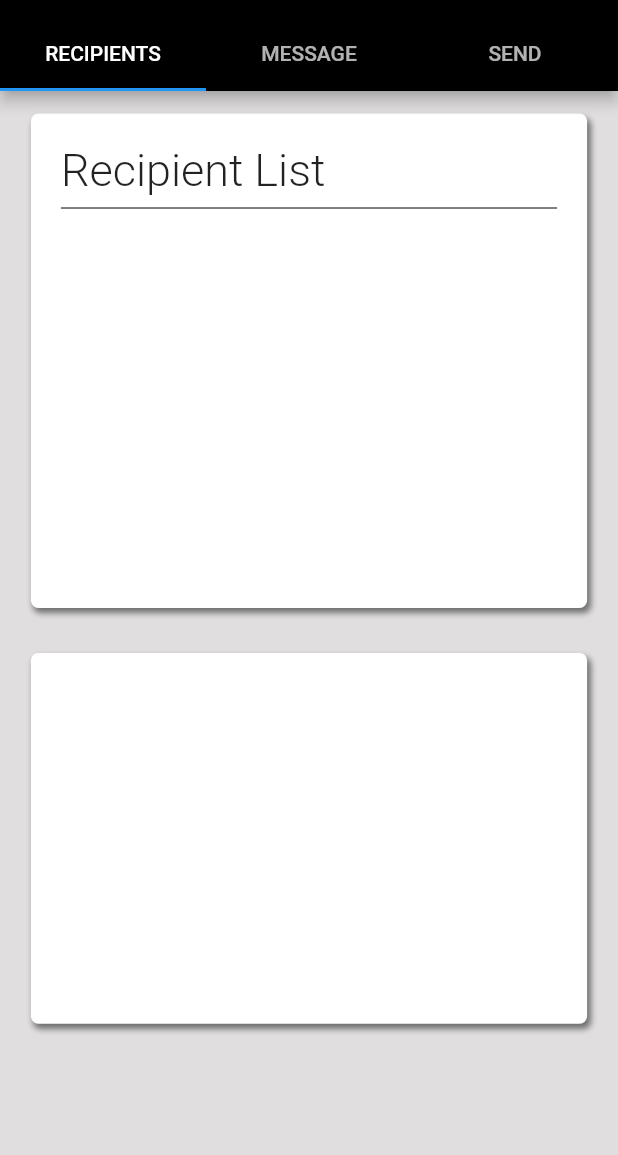
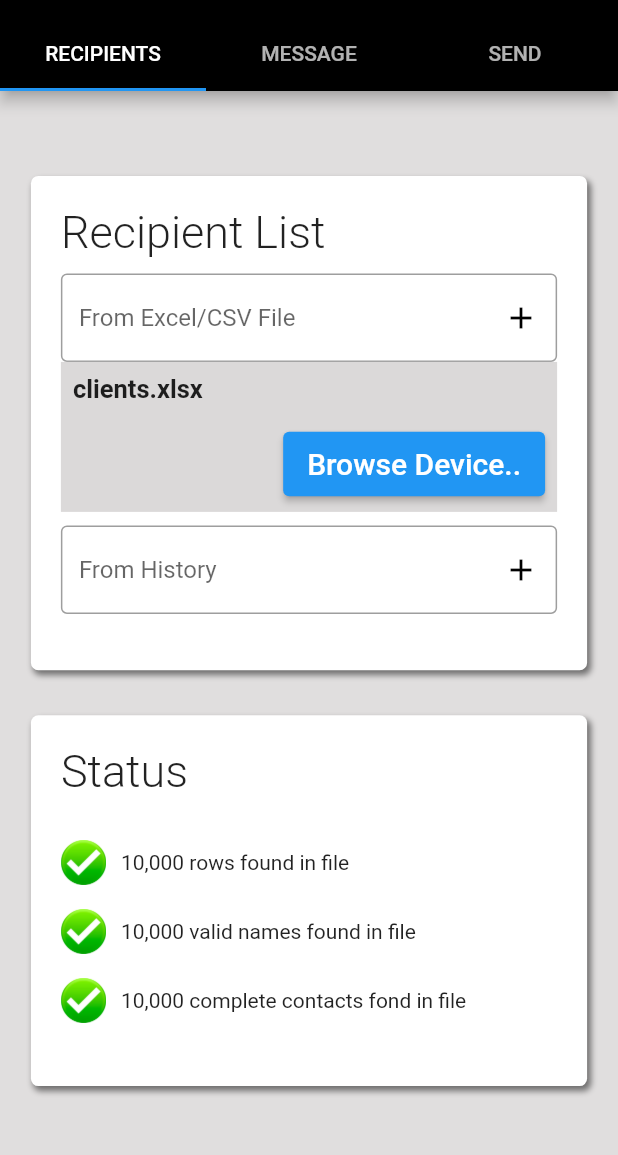
Before and after one commit to okothvientrevor/bulksms, a Flutter app: the screen it shows after launch, on a phone screen of 412 x 824 dp, the part 65-1220 px from its top. Run offline on Flutter 3.47's test engine with Material 2 defaults, Android fonts, the phone set to English and light mode, and no system bars.

Commit message:
Completed Recipients tab

```diff
--- a/lib/Tab Pages/recipients_tab.dart
+++ b/lib/Tab Pages/recipients_tab.dart
@@ -13,7 +13,8 @@ class _RecipeientsPageState extends State<RecipeientsPage> {
     var size = MediaQuery.of(context).size;
     var height = size.height;
     var width = size.width;
-    return Column(
+    return SingleChildScrollView(
+      child: Column(
         children: [
           Padding(
             padding: const EdgeInsets.all(15),
@@ -26,13 +27,13 @@ class _RecipeientsPageState extends State<RecipeientsPage> {
                     blurRadius: 3,
                     offset: const Offset(2, 3))
               ], borderRadius: BorderRadius.circular(5), color: Colors.white),
+              child: Padding(
+                padding: const EdgeInsets.all(20.0),
                 child: Column(
                   children: [
                     Column(
                       children: [
-                    Padding(
-                      padding: const EdgeInsets.fromLTRB(20, 20, 20, 0),
-                      child: Row(
+                        Row(
                           children: const [
                             Text(
                               "Recipient List",
@@ -41,11 +42,68 @@ class _RecipeientsPageState extends State<RecipeientsPage> {
                             ),
                           ],
                         ),
+                        const Padding(
+                          padding: EdgeInsets.only(top: 10.0),
+                          child: TextField(
+                            textInputAction: TextInputAction.done,
+                            decoration: InputDecoration(
+                                border: OutlineInputBorder(),
+                                hintText: "From Excel/CSV File ",
+                                suffixIcon: Icon(
+                                  Icons.add,
+                                  color: Colors.black,
+                                )),
+                          ),
+                        ),
+                        Container(
+                          color: const Color.fromARGB(255, 219, 217, 217),
+                          height: 100,
+                          child: Column(
+                            children: [
+                              Padding(
+                                padding: const EdgeInsets.all(8.0),
+                                child: Row(
+                                  children: const [
+                                    Text(
+                                      "clients.xlsx",
+                                      style: TextStyle(
+                                          fontWeight: FontWeight.bold,
+                                          fontSize: 17),
+                                    )
+                                  ],
+                                ),
+                              ),
+                              Row(
+                                mainAxisAlignment: MainAxisAlignment.end,
+                                children: [
+                                  Padding(
+                                    padding: const EdgeInsets.all(8.0),
+                                    child: ElevatedButton(
+                                        onPressed: () {},
+                                        child: const Padding(
+                                            padding: EdgeInsets.symmetric(
+                                                horizontal: 0, vertical: 10),
+                                            child: Text(
+                                              "Browse Device..",
+                                              style: TextStyle(fontSize: 20),
+                                            ))),
+                                  ),
+                                ],
+                              )
+                            ],
+                          ),
                         ),
                         const Padding(
-                      padding: EdgeInsets.symmetric(horizontal: 20),
-                      child: Divider(
+                          padding: EdgeInsets.only(top: 9.0),
+                          child: TextField(
+                            textInputAction: TextInputAction.done,
+                            decoration: InputDecoration(
+                                border: OutlineInputBorder(),
+                                hintText: "From History ",
+                                suffixIcon: Icon(
+                                  Icons.add,
                                   color: Colors.black,
+                                )),
                           ),
                         ),
                       ],
@@ -53,6 +111,7 @@ class _RecipeientsPageState extends State<RecipeientsPage> {
                     Row(),
                     Row()
                   ],
+                ),
               ),
             ),
           ),
@@ -67,9 +126,59 @@ class _RecipeientsPageState extends State<RecipeientsPage> {
                     blurRadius: 3,
                     offset: const Offset(2, 3))
               ], borderRadius: BorderRadius.circular(5), color: Colors.white),
+              child: Column(
+                children: [
+                  Padding(
+                    padding: const EdgeInsets.all(20.0),
+                    child: Row(
+                      children: const [
+                        Text(
+                          "Status",
+                          style: TextStyle(
+                              fontSize: 30, fontWeight: FontWeight.w300),
+                        ),
+                      ],
+                    ),
+                  ),
+                  Padding(
+                    padding:
+                        const EdgeInsets.symmetric(vertical: 8, horizontal: 20),
+                    child: Row(
+                      children: [
+                        Image.asset("assets/images/greentick.png", height: 30),
+                        const SizedBox(width: 10),
+                        const Text("10,000 rows found in file")
+                      ],
+                    ),
+                  ),
+                  Padding(
+                    padding:
+                        const EdgeInsets.symmetric(vertical: 8, horizontal: 20),
+                    child: Row(
+                      children: [
+                        Image.asset("assets/images/greentick.png", height: 30),
+                        const SizedBox(width: 10),
+                        const Text("10,000 valid names found in file")
+                      ],
+                    ),
+                  ),
+                  Padding(
+                    padding:
+                        const EdgeInsets.symmetric(vertical: 8, horizontal: 20),
+                    child: Row(
+                      children: [
+                        Image.asset("assets/images/greentick.png", height: 30),
+                        const SizedBox(width: 10),
+                        const Text("10,000 complete contacts fond in file")
+                      ],
+                    ),
+                  )
+                ],
+              ),
             ),
           ),
         ],
+      ),
     );
   }
 }
```
Also changed, not shown: assets/images/greentick.png (added), assets/images/redX.png (added). Lines whose indentation alone changed are shown as unchanged.
